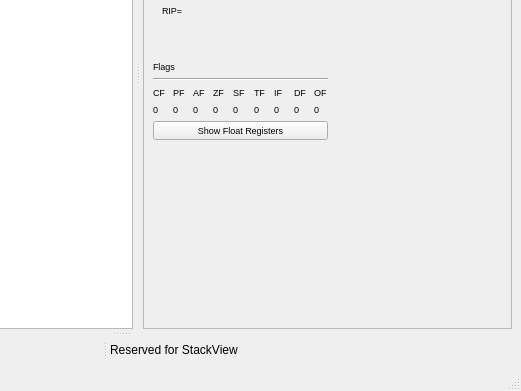
First picture: the form in GUI/memoryviewerwindow.ui, repository korcankaraokcu/PINCE, before the edit; both pictures show x 279 to 800 and y 209 to 600 of the 800 by 600 pixel window.
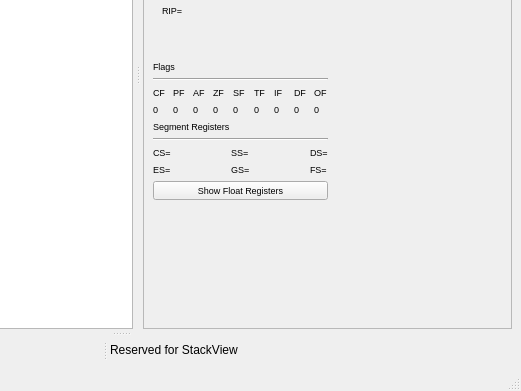
Second picture: the form after the edit. Custom widgets are drawn as their Qt base class.

Commit message: Added segment registers

What changed in the file:
```diff
--- a/GUI/memoryviewerwindow.ui
+++ b/GUI/memoryviewerwindow.ui
@@ -113,9 +113,9 @@
               </property>
               <layout class="QGridLayout" name="gridLayout_8">
                <item row="0" column="0">
-                <layout class="QHBoxLayout" name="horizontalLayout_2">
+                <layout class="QHBoxLayout" name="horizontalLayout_4">
                  <item>
-                  <layout class="QVBoxLayout" name="verticalLayout_4">
+                  <layout class="QVBoxLayout" name="verticalLayout_19">
                    <item>
                     <widget class="QLabel" name="label_3">
                      <property name="font">
@@ -840,6 +840,139 @@
                      </item>
                     </layout>
                    </item>
+                   <item>
+                    <widget class="QLabel" name="label_30">
+                     <property name="font">
+                      <font>
+                       <pointsize>7</pointsize>
+                      </font>
+                     </property>
+                     <property name="text">
+                      <string>Segment Registers</string>
+                     </property>
+                    </widget>
+                   </item>
+                   <item>
+                    <widget class="Line" name="line_3">
+                     <property name="orientation">
+                      <enum>Qt::Horizontal</enum>
+                     </property>
+                    </widget>
+                   </item>
+                   <item>
+                    <layout class="QHBoxLayout" name="horizontalLayout_2">
+                     <item>
+                      <layout class="QVBoxLayout" name="verticalLayout_4">
+                       <item>
+                        <widget class="QRegisterLabel" name="CS">
+                         <property name="font">
+                          <font>
+                           <pointsize>7</pointsize>
+                          </font>
+                         </property>
+                         <property name="text">
+                          <string>CS=</string>
+                         </property>
+                        </widget>
+                       </item>
+                       <item>
+                        <widget class="QRegisterLabel" name="ES">
+                         <property name="font">
+                          <font>
+                           <pointsize>7</pointsize>
+                          </font>
+                         </property>
+                         <property name="text">
+                          <string>ES=</string>
+                         </property>
+                        </widget>
+                       </item>
+                      </layout>
+                     </item>
+                     <item>
+                      <spacer name="horizontalSpacer">
+                       <property name="orientation">
+                        <enum>Qt::Horizontal</enum>
+                       </property>
+                       <property name="sizeHint" stdset="0">
+                        <size>
+                         <width>40</width>
+                         <height>20</height>
+                        </size>
+                       </property>
+                      </spacer>
+                     </item>
+                     <item>
+                      <layout class="QVBoxLayout" name="verticalLayout_15">
+                       <item>
+                        <widget class="QRegisterLabel" name="SS">
+                         <property name="font">
+                          <font>
+                           <pointsize>7</pointsize>
+                          </font>
+                         </property>
+                         <property name="text">
+                          <string>SS=</string>
+                         </property>
+                        </widget>
+                       </item>
+                       <item>
+                        <widget class="QRegisterLabel" name="GS">
+                         <property name="font">
+                          <font>
+                           <pointsize>7</pointsize>
+                          </font>
+                         </property>
+                         <property name="text">
+                          <string>GS=</string>
+                         </property>
+                        </widget>
+                       </item>
+                      </layout>
+                     </item>
+                     <item>
+                      <spacer name="horizontalSpacer_3">
+                       <property name="orientation">
+                        <enum>Qt::Horizontal</enum>
+                       </property>
+                       <property name="sizeHint" stdset="0">
+                        <size>
+                         <width>40</width>
+                         <height>20</height>
+                        </size>
+                       </property>
+                      </spacer>
+                     </item>
+                     <item>
+                      <layout class="QVBoxLayout" name="verticalLayout_18">
+                       <item>
+                        <widget class="QRegisterLabel" name="DS">
+                         <property name="font">
+                          <font>
+                           <pointsize>7</pointsize>
+                          </font>
+                         </property>
+                         <property name="text">
+                          <string>DS=</string>
+                         </property>
+                        </widget>
+                       </item>
+                       <item>
+                        <widget class="QRegisterLabel" name="FS">
+                         <property name="font">
+                          <font>
+                           <pointsize>7</pointsize>
+                          </font>
+                         </property>
+                         <property name="text">
+                          <string>FS=</string>
+                         </property>
+                        </widget>
+                       </item>
+                      </layout>
+                     </item>
+                    </layout>
+                   </item>
                    <item>
                     <widget class="QPushButton" name="pushButton">
                      <property name="font">
```
The commit also changes 2 other files.
